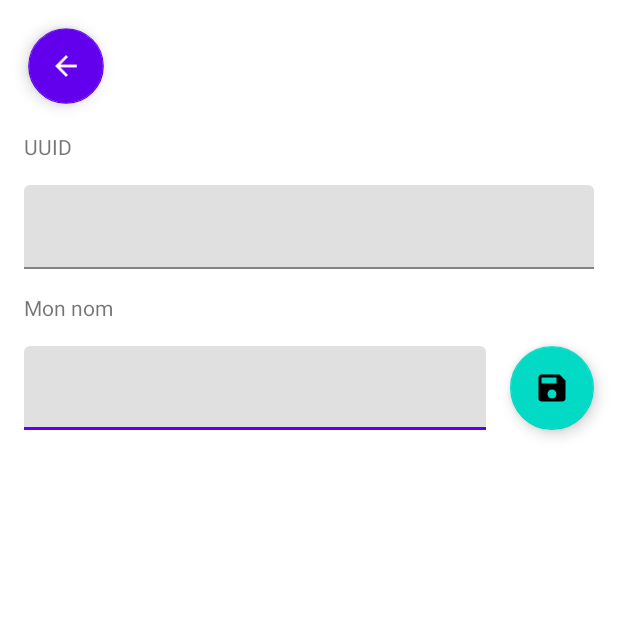
After one commit to Notavone/balance-ton-plot, an Android app: the ProfileActivity screen opened directly, with no data from a screen before it, on a phone screen of 412 x 824 dp, the top half of it. The commit adds this screen. Run offline under Robolectric (Android 15) with nearby library versions, the phone set to English and light mode, and no system bars; our stand-ins replace Firebase (no records; nobody signed in at launch, a user with empty details on screens opened directly).

Commit message:
ajout écran profil pour sauvegarder le nom d'utilisateur et afficher qui à pris en photo

```diff
--- a/app/src/main/java/fr/notavone/balance_ton_plot/activities/MainActivity.java
+++ b/app/src/main/java/fr/notavone/balance_ton_plot/activities/MainActivity.java
@@ -222,6 +222,11 @@ public class MainActivity extends AppCompatActivity implements OnMapReadyCallbac
         handleCameraResult.launch(intent);
     }
 
+    public void handleMyProfileClick(View view) {
+        Intent intent = new Intent(this, ProfileActivity.class);
+        startActivity(intent);
+    }
+
     @SuppressLint("MissingPermission")
     public void handleMyPositionClick(View view) {
         if (hasLocationPermissions()) {
--- /dev/null
+++ b/app/src/main/java/fr/notavone/balance_ton_plot/activities/ProfileActivity.java
@@ -0,0 +1,99 @@
+package fr.notavone.balance_ton_plot.activities;
+
+import android.os.Bundle;
+import android.view.View;
+import android.widget.Toast;
+
+import androidx.appcompat.app.AppCompatActivity;
+
+import com.google.android.material.floatingactionbutton.FloatingActionButton;
+import com.google.android.material.textfield.TextInputLayout;
+import com.google.firebase.auth.FirebaseAuth;
+import com.google.firebase.firestore.CollectionReference;
+import com.google.firebase.firestore.FirebaseFirestore;
+
+import java.util.logging.Logger;
+
+import fr.notavone.balance_ton_plot.R;
+import fr.notavone.balance_ton_plot.entities.User;
+
+public class ProfileActivity extends AppCompatActivity {
+    private static final Logger logger = Logger.getLogger(ProfileActivity.class.getName());
+
+    private final FirebaseAuth mAuth = FirebaseAuth.getInstance();
+    private final CollectionReference users = FirebaseFirestore.getInstance().collection("users");
+
+    private User me;
+    private TextInputLayout uuidInput;
+    private TextInputLayout usernameInput;
+
+
+    @Override
+    protected void onCreate(Bundle savedInstanceState) {
+        super.onCreate(savedInstanceState);
+        setContentView(R.layout.activity_profile);
+
+        FloatingActionButton fab = findViewById(R.id.profileBackButton);
+        fab.setOnClickListener(view -> finish());
+
+        FloatingActionButton saveBtn = findViewById(R.id.save);
+        saveBtn.setOnClickListener(this::onSaveClick);
+
+        uuidInput = findViewById(R.id.profileUuidLayout);
+        usernameInput = findViewById(R.id.profileNameLayout);
+
+        getUser();
+    }
+
+    private void getUser() {
+        if (mAuth.getCurrentUser() != null) {
+            users.document(mAuth.getCurrentUser().getUid()).get()
+                    .addOnCompleteListener(task -> {
+                        if (task.isSuccessful()) {
+                            me = task.getResult().toObject(User.class);
+                            if (me == null) {
+                                me = new User(mAuth.getCurrentUser().getUid(), null);
+                                logger.info("User not found, creating new one");
+                            } else {
+                                logger.info("User found: " + me);
+                            }
+                            updateInfos();
+                        } else {
+                            logger.warning("Failed to get user: " + task.getException());
+                            finish();
+                        }
+                    })
+                    .addOnFailureListener(e -> finish());
+        } else {
+            finish();
+        }
+    }
+
+    private void updateInfos() {
+        if (me != null) {
+            if (uuidInput.getEditText() != null) {
+                uuidInput.getEditText().setText(me.getUuid());
+            }
+
+            if (usernameInput.getEditText() != null) {
+                usernameInput.getEditText().setText(me.getUsername());
+            }
+        }
+    }
+
+
+    private void onSaveClick(View view) {
+        if (usernameInput.getEditText() != null) {
+            me.setUsername(usernameInput.getEditText().getText().toString());
+            users.document(me.getUuid()).set(me)
+                    .addOnSuccessListener(e -> {
+                        Toast.makeText(this, "Profil mis à jour", Toast.LENGTH_SHORT).show();
+                        finish();
+                    })
+                    .addOnFailureListener(e -> {
+                        Toast.makeText(this, "Erreur lors de la mise à jour du profil", Toast.LENGTH_SHORT).show();
+                        finish();
+                    });
+        }
+    }
+}
--- /dev/null
+++ b/app/src/main/res/drawable/ic_baseline_save_24.xml
@@ -0,0 +1,5 @@
+<vector android:height="24dp" android:tint="#000000"
+    android:viewportHeight="24" android:viewportWidth="24"
+    android:width="24dp" xmlns:android="http://schemas.android.com/apk/res/android">
+    <path android:fillColor="@android:color/white" android:pathData="M17,3L5,3c-1.11,0 -2,0.9 -2,2v14c0,1.1 0.89,2 2,2h14c1.1,0 2,-0.9 2,-2L21,7l-4,-4zM12,19c-1.66,0 -3,-1.34 -3,-3s1.34,-3 3,-3 3,1.34 3,3 -1.34,3 -3,3zM15,9L5,9L5,5h10v4z"/>
+</vector>
--- /dev/null
+++ b/app/src/main/res/layout/activity_profile.xml
@@ -0,0 +1,89 @@
+<?xml version="1.0" encoding="utf-8"?>
+<androidx.constraintlayout.widget.ConstraintLayout xmlns:android="http://schemas.android.com/apk/res/android"
+    xmlns:app="http://schemas.android.com/apk/res-auto"
+    xmlns:tools="http://schemas.android.com/tools"
+    android:layout_width="match_parent"
+    android:layout_height="match_parent"
+    tools:context=".activities.ProfileActivity">
+
+    <com.google.android.material.floatingactionbutton.FloatingActionButton
+        android:id="@+id/profileBackButton"
+        android:layout_width="wrap_content"
+        android:layout_height="wrap_content"
+        android:layout_margin="16dp"
+        android:contentDescription="@string/retour"
+        android:scaleX="0.9"
+        android:scaleY="0.9"
+        android:src="@drawable/ic_baseline_arrow_back_24"
+        app:backgroundTint="@color/design_default_color_primary"
+        app:layout_constraintStart_toStartOf="parent"
+        app:layout_constraintTop_toTopOf="parent"
+        app:tint="@color/design_default_color_on_primary" />
+
+    <TextView
+        android:id="@+id/profileUuidText"
+        android:layout_width="match_parent"
+        android:layout_height="wrap_content"
+        android:layout_margin="16dp"
+        android:text="@string/uuid"
+        app:layout_constraintStart_toStartOf="parent"
+        app:layout_constraintTop_toBottomOf="@id/profileBackButton" />
+
+    <com.google.android.material.textfield.TextInputLayout
+        android:id="@+id/profileUuidLayout"
+        android:layout_width="0dp"
+        android:layout_height="wrap_content"
+        android:layout_margin="16dp"
+        app:layout_constraintEnd_toEndOf="parent"
+        app:layout_constraintStart_toStartOf="parent"
+        app:layout_constraintTop_toBottomOf="@id/profileUuidText">
+
+        <EditText
+            android:layout_width="match_parent"
+            android:layout_height="wrap_content"
+            android:autofillHints=""
+            android:enabled="false"
+            android:hint="@string/empty_string"
+            android:inputType="none" />
+
+    </com.google.android.material.textfield.TextInputLayout>
+
+    <TextView
+        android:id="@+id/profileNameText"
+        android:layout_width="match_parent"
+        android:layout_height="wrap_content"
+        android:layout_margin="16dp"
+        android:text="@string/mon_nom"
+        app:layout_constraintStart_toStartOf="parent"
+        app:layout_constraintTop_toBottomOf="@id/profileUuidLayout" />
+
+
+    <com.google.android.material.textfield.TextInputLayout
+        android:id="@+id/profileNameLayout"
+        android:layout_width="0dp"
+        android:layout_height="wrap_content"
+        android:layout_margin="16dp"
+        app:layout_constraintEnd_toStartOf="@id/save"
+        app:layout_constraintStart_toStartOf="parent"
+        app:layout_constraintTop_toBottomOf="@id/profileNameText">
+
+        <EditText
+            android:layout_width="match_parent"
+            android:layout_height="wrap_content"
+            android:autofillHints="username"
+            android:hint="@string/empty_string"
+            android:inputType="text" />
+
+    </com.google.android.material.textfield.TextInputLayout>
+
+    <com.google.android.material.floatingactionbutton.FloatingActionButton
+        android:id="@+id/save"
+        android:layout_width="wrap_content"
+        android:layout_height="wrap_content"
+        android:layout_margin="16dp"
+        android:contentDescription="@string/fui_button_text_save"
+        android:src="@drawable/ic_baseline_save_24"
+        app:layout_constraintEnd_toEndOf="parent"
+        app:layout_constraintTop_toBottomOf="@id/profileNameText" />
+
+</androidx.constraintlayout.widget.ConstraintLayout>
--- a/app/src/main/res/values/strings.xml
+++ b/app/src/main/res/values/strings.xml
@@ -8,4 +8,8 @@
     <string name="retour" translatable="true">Retour</string>
     <string name="zoomer_sur_ma_position">Zoomer sur ma position</string>
     <string name="supprimer_le_plot">Supprimer le plot</string>
+    <string name="mon_profil">Mon profil</string>
+    <string name="mon_nom">Mon nom</string>
+    <string name="uuid">UUID</string>
+    <string name="empty_string" />
 </resources>
```
Also changed, not shown: app/src/main/AndroidManifest.xml (+7 -0 lines), app/src/main/java/fr/notavone/balance_ton_plot/activities/SignInActivity.java (+8 -0 lines), app/src/main/java/fr/notavone/balance_ton_plot/adapters/PlotsGridAdapter.java (+15 -2 lines), app/src/main/java/fr/notavone/balance_ton_plot/entities/User.java (added, +28 -0 lines), app/src/main/res/layout/activity_main.xml (+15 -0 lines).
